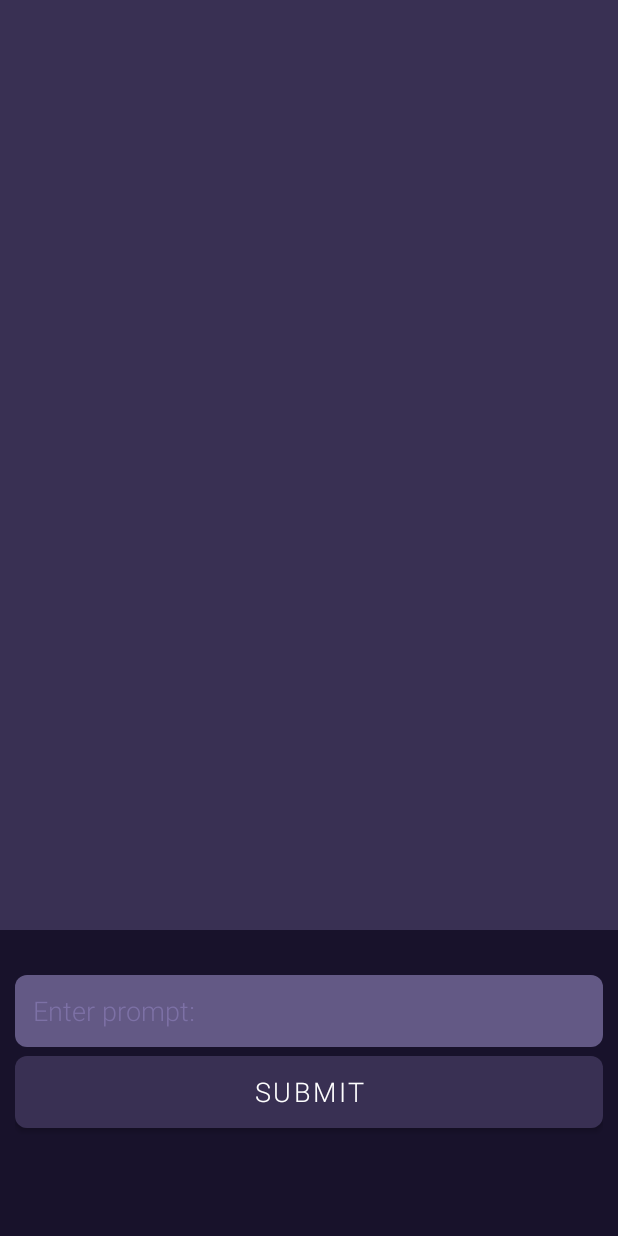
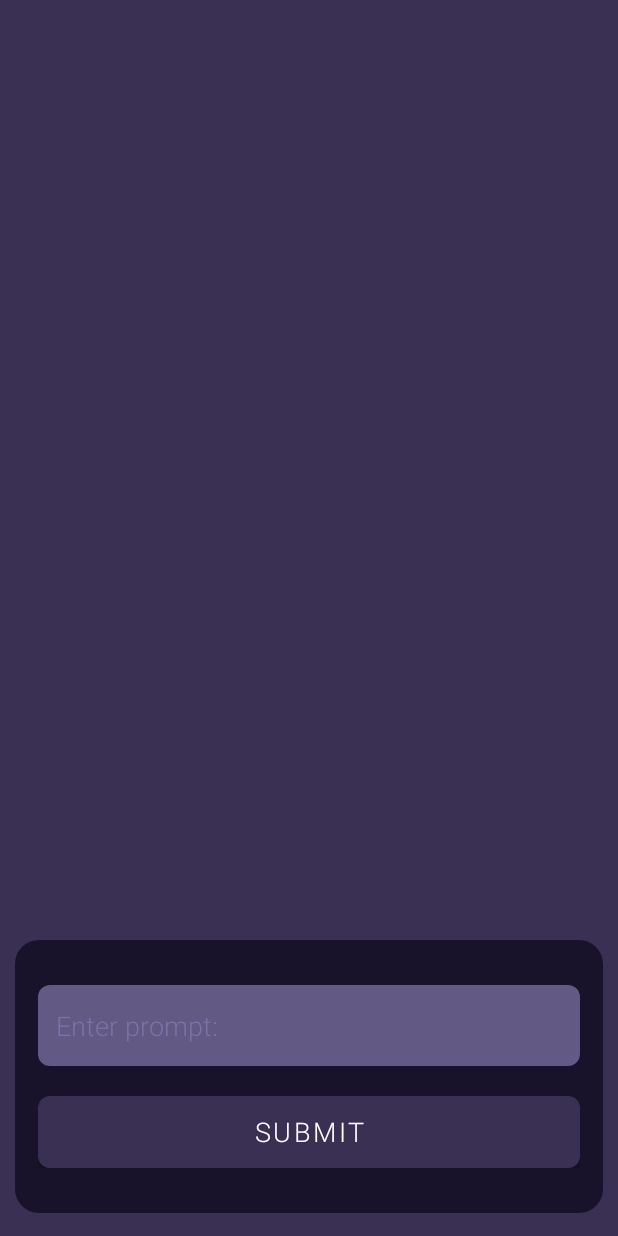
Before and after one commit to ofek150/ChatBot, an Android app: the screen it shows after launch (MainActivity), on a phone screen of 412 x 824 dp. Run offline under Robolectric (Android 15) with nearby library versions, the phone set to English and light mode, and no system bars; libraries missing offline, so code that uses them is left out: com.aallam.openai.

Commit message:
Performance fixes, UI Changes
Fixed app freezing for a couple seconds when submitting prompt, made changes to the UI

```diff
--- a/app/build.gradle
+++ b/app/build.gradle
@@ -41,7 +41,7 @@ dependencies {
     implementation 'com.aallam.openai:openai-client'
     implementation 'io.ktor:ktor-client-okhttp'
 
-
+    implementation 'io.github.amrdeveloper:codeview:1.3.7'
     implementation 'androidx.core:core-ktx:1.9.0'
     implementation 'androidx.appcompat:appcompat:1.6.1'
     implementation 'com.google.android.material:material:1.8.0'
--- a/app/src/main/java/com/reflection/chatbot/ChatAdapter.kt
+++ b/app/src/main/java/com/reflection/chatbot/ChatAdapter.kt
@@ -12,6 +12,8 @@ class ChatAdapter(
     private val messages: MutableList<Message>
     ) : RecyclerView.Adapter<ChatAdapter.ChatViewHolder>() {
 
+    private lateinit var rv: RecyclerView
+
     class ChatViewHolder(val binding:MessageItemBinding) :
         RecyclerView.ViewHolder(binding.root)
 
@@ -20,6 +22,12 @@ class ChatAdapter(
             MessageItemBinding.inflate(LayoutInflater.from(parent.context), parent, false)
         return ChatViewHolder(binding)
     }
+
+    override fun onAttachedToRecyclerView(recyclerView: RecyclerView) {
+        super.onAttachedToRecyclerView(recyclerView)
+        rv = recyclerView
+    }
+
 
     @SuppressLint("SetTextI18n")
     override fun onBindViewHolder(holder: ChatViewHolder, position: Int) {
@@ -46,13 +54,19 @@ class ChatAdapter(
 
     fun addMessage(message: Message) {
         messages.add(message)
-        notifyItemInserted(messages.size - 1)
+        Handler(Looper.getMainLooper()).post {
+            notifyItemInserted(messages.size - 1)
+            scrollToBottom()
+        }
     }
 
     fun removeLastMessage() {
         val lastMessageIndex = messages.size - 1
         messages.removeAt(lastMessageIndex)
-        notifyItemRemoved(lastMessageIndex)
+        Handler(Looper.getMainLooper()).post {
+            notifyItemRemoved(lastMessageIndex)
+            scrollToBottom()
+        }
     }
 
 
@@ -61,6 +75,7 @@ class ChatAdapter(
         messages.clear()
         Handler(Looper.getMainLooper()).post {
             notifyDataSetChanged()
+            scrollToBottom()
         }
     }
 
@@ -69,5 +84,10 @@ class ChatAdapter(
         return messages
     }
 
+    fun scrollToBottom()
+    {
+        rv.smoothScrollToPosition(itemCount - 1)
+    }
+
 
 }
--- a/app/src/main/java/com/reflection/chatbot/MainActivity.kt
+++ b/app/src/main/java/com/reflection/chatbot/MainActivity.kt
@@ -14,8 +14,9 @@ import com.reflection.chatbot.databinding.ActivityMainBinding
 
 class MainActivity : AppCompatActivity() {
 
-    //private val OPENAI_API_KEY: String = System.getenv("OPENAI_API_KEY") as String
-    private val OPENAI_API_KEY: String = "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"
+    //private val OPENAI_API_KEY: String = System.getenv("OPENAI_API_KEY") ?: "NO_KEY"
+    private val OPENAI_API_KEY = "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" // Replace to env
+
     private val openAI = OpenAI(OPENAI_API_KEY)
     private lateinit var chatAdapter: ChatAdapter
 
@@ -25,10 +26,10 @@ class MainActivity : AppCompatActivity() {
         setContentView(binding.root)
         AppCompatDelegate.setDefaultNightMode(AppCompatDelegate.MODE_NIGHT_NO)
 
+        println("API KEY: $OPENAI_API_KEY")
         chatAdapter = ChatAdapter(mutableListOf())
         binding.rvChatMessages.adapter = chatAdapter
         binding.rvChatMessages.layoutManager = LinearLayoutManager(this)
-
 
         binding.submitBtn.setOnClickListener{
             val prompt : String = binding.promptInput.text.toString()
@@ -43,11 +44,14 @@ class MainActivity : AppCompatActivity() {
                         tokensUsage = -10
                     )
                 )
-                runBlocking {
+                CoroutineScope(Dispatchers.IO).launch {
+                    sendPrompt()
+                }
+                /*runBlocking {
                     launch {
                         sendPrompt()
                     }
-                }
+                }*/
             }
         }
 
--- /dev/null
+++ b/app/src/main/res/drawable/background_layout.xml
@@ -0,0 +1,4 @@
+<shape xmlns:android="http://schemas.android.com/apk/res/android"
+    android:shape="rectangle">
+    <solid android:color="@color/palette_lvl3" />
+</shape>
--- /dev/null
+++ b/app/src/main/res/drawable/prompt_layout.xml
@@ -0,0 +1,5 @@
+<shape xmlns:android="http://schemas.android.com/apk/res/android"
+    android:shape="rectangle">
+    <corners android:radius="16dp" />
+    <solid android:color="@color/palette_lvl4" />
+</shape>
--- a/app/src/main/res/layout/activity_main.xml
+++ b/app/src/main/res/layout/activity_main.xml
@@ -4,20 +4,20 @@
     xmlns:tools="http://schemas.android.com/tools"
     android:layout_width="match_parent"
     android:layout_height="match_parent"
+    android:background="@drawable/background_layout"
     tools:context=".MainActivity">
 
     <LinearLayout
         android:id="@+id/linearLayout"
         android:layout_width="match_parent"
         android:layout_height="0dp"
-        android:background="@color/palette_lvl3"
         android:orientation="vertical"
         app:layout_constraintBottom_toTopOf="@+id/promptLayout"
         app:layout_constraintEnd_toEndOf="parent"
         app:layout_constraintHorizontal_bias="1.0"
         app:layout_constraintStart_toStartOf="parent"
         app:layout_constraintTop_toTopOf="parent"
-        app:layout_constraintVertical_bias="0.0" >
+        app:layout_constraintVertical_bias="0.0">
 
         <androidx.recyclerview.widget.RecyclerView
             android:id="@+id/rvChatMessages"
@@ -29,12 +29,15 @@
         android:id="@+id/promptLayout"
         android:layout_width="match_parent"
         android:layout_height="wrap_content"
-        android:background="@color/palette_lvl4"
+        android:layout_marginStart="10dp"
+        android:layout_marginEnd="10dp"
+        android:layout_marginBottom="15dp"
+        android:background="@drawable/prompt_layout"
         android:orientation="vertical"
-        android:paddingStart="10dp"
-        android:paddingEnd="10dp"
+        android:paddingStart="15dp"
         android:paddingTop="30dp"
-        android:paddingBottom="60dp"
+        android:paddingEnd="15dp"
+        android:paddingBottom="30dp"
         app:layout_constraintBottom_toBottomOf="parent"
         app:layout_constraintEnd_toEndOf="parent"
         app:layout_constraintStart_toStartOf="parent"
@@ -44,17 +47,17 @@
             android:id="@+id/promptInput"
             android:layout_width="match_parent"
             android:layout_height="wrap_content"
-            android:layout_marginBottom="6dp"
+            android:layout_marginBottom="20dp"
             android:autofillHints=""
             android:background="@drawable/input_prompt"
             android:ems="30"
             android:hint="@string/promptInputHint"
-            android:textColor="@color/white"
             android:inputType="textMultiLine"
             android:maxEms="300"
             android:maxLines="8"
-            android:minHeight="48dp"
+            android:minHeight="54dp"
             android:paddingStart="12dp"
+            android:textColor="@color/white"
             android:textColorHint="@color/prompt_hint"
             tools:ignore="RtlSymmetry" />
 
@@ -62,10 +65,9 @@
             android:id="@+id/submitBtn"
             android:layout_width="match_parent"
             android:layout_height="wrap_content"
-            android:layout_marginBottom="12dp"
-            android:textSize="18sp"
             android:background="@drawable/submit_button"
             android:text="@string/submitBtnTxt"
+            android:textSize="18sp"
             app:backgroundTint="@null" />
 
     </LinearLayout>
```
